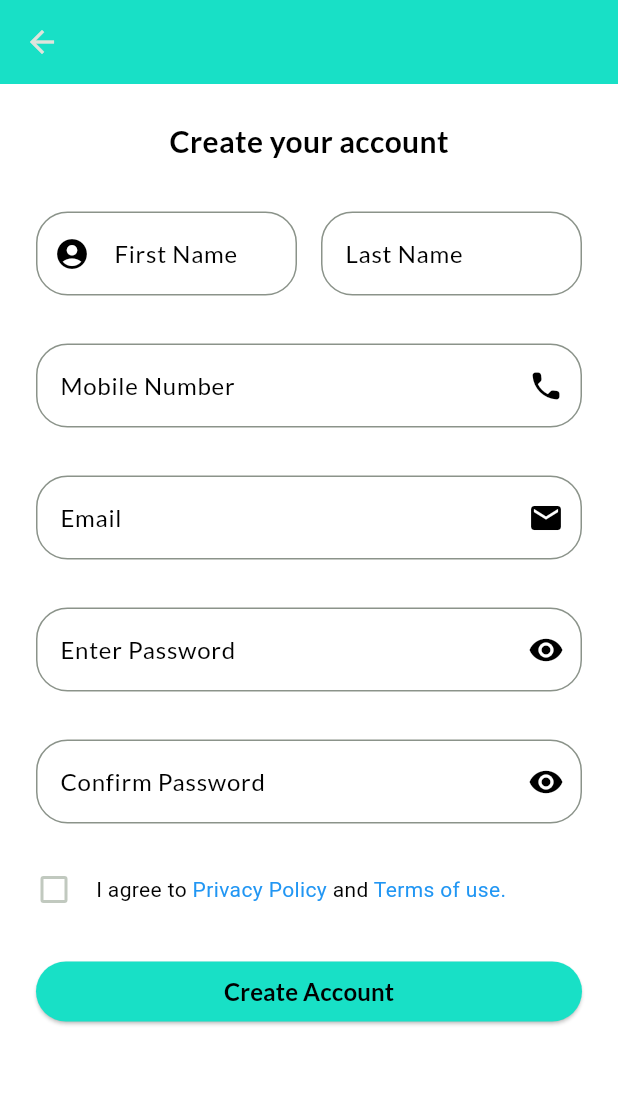
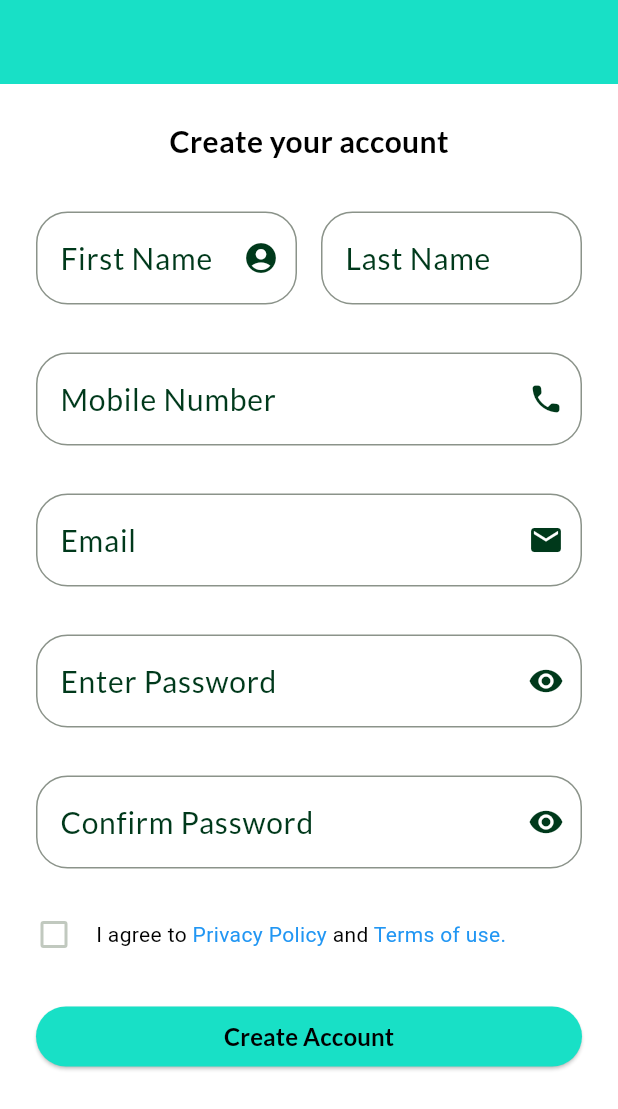
Before and after one commit to ayruvedaAvi/Project-II, a Flutter app: the SignupScreen screen opened directly, on a phone screen of 412 x 824 dp. Shown: the top 1109 px of the screen. Run offline on Flutter 3.47's test engine with Material 3 defaults, Android fonts, the phone set to English and light mode, and no system bars; our stand-ins replace dio, get, google_fonts, shared_preferences; accounts and stored records are empty.

Commit message:
signup done

```diff
--- a/flutter_project/lib/controllers/signup_controller.dart
+++ b/flutter_project/lib/controllers/signup_controller.dart
@@ -0,0 +1,59 @@
+import 'package:flutter/material.dart';
+import 'package:flutter_project/utils/api/api_endpoint.dart';
+import 'package:get/get.dart';
+import 'package:flutter_project/models/signup/signup_model.dart';
+import 'package:flutter_project/screens/home_screen.dart';
+
+class SignupController extends GetxController {
+  final TextEditingController firstNameController = TextEditingController();
+  final TextEditingController lastnameController = TextEditingController();
+  final TextEditingController mobileNumberController = TextEditingController();
+  final TextEditingController emailController = TextEditingController();
+  final TextEditingController passwordController = TextEditingController();
+  final TextEditingController confirmPasswordController =
+      TextEditingController();
+  RxBool isLoading = false.obs;
+
+  Future<void> signup() async {
+    isLoading.value = true;
+    try {
+      final signupModel = SignupModel(
+        firstName: firstNameController.text,
+        lastName: lastnameController.text,
+        mobileNo: mobileNumberController.text,
+        email: emailController.text,
+        password: passwordController.text,
+      );
+      bool isSignup = false;
+      //final isSignup = await ApiEndpoints().signup(signupModel);
+      // if (isSignup) {
+      //   Get.to(const HomeScreen());
+      //   Get.snackbar(
+      //     "Sucess",
+      //     "You are now logged in.",
+      //     backgroundColor: Colors.green,
+      //     snackPosition: SnackPosition.TOP,
+      //   );
+      //   isLoading.value = false;
+      // } else {
+      //   Get.snackbar(
+      //     "Error",
+      //     "Invalid email or password",
+      //     backgroundColor: Colors.red,
+      //     snackPosition: SnackPosition.TOP,
+      //   );
+      //   isLoading.value = false;
+      // }
+    } catch (e) {
+      Get.snackbar(
+        "Error",
+        e.toString(),
+        backgroundColor: Colors.red,
+        snackPosition: SnackPosition.TOP,
+      );
+      isLoading.value = false;
+    } finally {
+      isLoading.value = false;
+    }
+  }
+}
--- /dev/null
+++ b/flutter_project/lib/models/signup/signup_model.dart
@@ -0,0 +1,27 @@
+import 'package:json_annotation/json_annotation.dart';
+
+part 'signup_model.g.dart';
+
+// dart run build_runner build
+
+@JsonSerializable()
+class SignupModel {
+  String? firstName;
+  String? lastName;
+  String? mobileNo;
+  String? email;
+  String? password;
+
+  SignupModel({
+    this.firstName,
+    this.lastName,
+    this.mobileNo,
+    this.email,
+    this.password,
+  });
+
+  factory SignupModel.fromJson(Map<String, dynamic> json) =>
+      _$SignupModelFromJson(json);
+
+  Map<String, dynamic> toJson() => _$SignupModelToJson(this);
+}
--- a/flutter_project/lib/screens/login_screen.dart
+++ b/flutter_project/lib/screens/login_screen.dart
@@ -63,6 +63,7 @@ class _LoginScreenState extends State<LoginScreen> {
                             children: [
                               const SizedBox(height: 50),
                               CustomTextFormField(
+                                keyType: TextInputType.emailAddress,
                                 controller: loginController.emailController,
                                 validator: (value) {
                                   if (value == null ||
@@ -78,6 +79,7 @@ class _LoginScreenState extends State<LoginScreen> {
                               ),
                               const SizedBox(height: 20),
                               CustomTextFormField(
+                                keyType: TextInputType.visiblePassword,
                                 controller: loginController.passwordController,
                                 obscureText: true,
                                 validator: (value) {
--- a/flutter_project/lib/screens/register_screen.dart
+++ b/flutter_project/lib/screens/register_screen.dart
@@ -1,5 +1,8 @@
 import 'package:flutter/material.dart';
+import 'package:flutter_project/controllers/signup_controller.dart';
 import 'package:flutter_project/screens/verifyotp_screen.dart';
+import 'package:flutter_project/widgets/custom_text_form_field.dart';
+import 'package:get/get.dart';
 // import 'package:flutter_project/screens/verifyOTP_screen.dart';
 
 class SignupScreen extends StatefulWidget {
@@ -10,13 +13,14 @@ class SignupScreen extends StatefulWidget {
 }
 
 class _SignupScreenState extends State<SignupScreen> {
-  TextEditingController firstNameController = TextEditingController();
-  TextEditingController lastnameController = TextEditingController();
-  TextEditingController mobileNumberController = TextEditingController();
-  TextEditingController emailController = TextEditingController();
-  TextEditingController passwordController = TextEditingController();
-  TextEditingController confirmPasswordController = TextEditingController();
+  final TextEditingController passwordController = TextEditingController();
+  final TextEditingController confirmPasswordController =
+      TextEditingController();
+  final TextEditingController mobileNoController = TextEditingController();
   bool isChecked = false;
+  final _formkey = GlobalKey<FormState>();
+  final signUpController = Get.put(SignupController());
+
   @override
   Widget build(BuildContext context) {
     return Scaffold(
@@ -27,8 +31,7 @@ class _SignupScreenState extends State<SignupScreen> {
         body: SingleChildScrollView(
             child: Padding(
                 padding: const EdgeInsets.all(24),
-            child: Column(
-              children: [
+                child: Column(children: [
                   const Text(
                     "Create your account",
                     style: TextStyle(
@@ -39,144 +42,74 @@ class _SignupScreenState extends State<SignupScreen> {
                   const SizedBox(height: 32.0),
                   //Form
                   Form(
-                    child: Column(
-                  children: [
-                    Row(
-                      children: [
+                      key: _formkey,
+                      child: Obx(() => Column(children: [
+                            Row(children: [
                               Expanded(
-                            child: TextFormField(
-                          expands: false,
-                          cursorColor: Colors.black,
-                          keyboardType: TextInputType.name,
-                          decoration: InputDecoration(
-                              focusedBorder: OutlineInputBorder(
-                                  borderRadius: BorderRadius.circular(21),
-                                  borderSide: const BorderSide(
-                                    color: Colors.black,
-                                  )),
-                              border: OutlineInputBorder(
-                                  borderRadius: BorderRadius.circular(21),
-                                  borderSide: const BorderSide(
-                                    color: Colors.black,
-                                  )),
+                                  child: CustomTextFormField(
+                                keyType: TextInputType.name,
+                                controller:
+                                    signUpController.firstNameController,
+                                validator: (value) {
+                                  if (value == null || value.isEmpty) {
+                                    return 'Please enter a valid name!';
+                                  }
+                                  return null;
+                                },
                                 labelText: "First Name",
-                              labelStyle: const TextStyle(color: Colors.black),
-                              prefixIcon: const Icon(Icons.account_circle),
-                              prefixIconColor:
-                                  const Color.fromARGB(255, 0, 0, 0)),
-                          controller: firstNameController,
+                                suffixIcon: const Icon(Icons.account_circle),
                               )),
                               const SizedBox(width: 16.0),
                               Expanded(
-                            child: TextFormField(
-                          controller: lastnameController,
-                          expands: false,
-                          cursorColor: Colors.black,
-                          keyboardType: TextInputType.name,
-                          decoration: InputDecoration(
-                            focusedBorder: OutlineInputBorder(
-                                borderRadius: BorderRadius.circular(21),
-                                borderSide: const BorderSide(
-                                  color: Colors.black,
-                                )),
-                            border: OutlineInputBorder(
-                                borderRadius: BorderRadius.circular(21),
-                                borderSide: const BorderSide(
-                                  color: Colors.black,
-                                )),
+                                child: CustomTextFormField(
+                                  keyType: TextInputType.name,
+                                  controller:
+                                      signUpController.lastnameController,
+                                  validator: (value) {
+                                    if (value == null || value.isEmpty) {
+                                      return 'Please enter a valid name!';
+                                    }
+                                    return null;
+                                  },
                                   labelText: "Last Name",
-                            labelStyle: const TextStyle(color: Colors.black),
                                 ),
-                        )),
-                      ],
+                              )
+                            ]),
+                            const SizedBox(height: 32.0),
+                            CustomTextFormField(
+                              keyType: TextInputType.phone,
+                              controller:
+                                  signUpController.mobileNumberController,
+                              validator: (value) {
+                                if (value == null || value.isEmpty) {
+                                  return 'Please enter a valid name!';
+                                }
+                                return null;
+                              },
+                              labelText: "Mobile Number",
+                              suffixIcon: const Icon(Icons.local_phone_rounded),
                             ),
                             const SizedBox(height: 32.0),
-                    TextFormField(
-                      controller: mobileNumberController,
-                      expands: false,
-                      cursorColor: Colors.black,
-                      keyboardType: TextInputType.phone,
-                      decoration: InputDecoration(
-                          focusedBorder: OutlineInputBorder(
-                              borderRadius: BorderRadius.circular(21),
-                              borderSide: const BorderSide(
-                                color: Colors.black,
-                              )),
-                          border: OutlineInputBorder(
-                              borderRadius: BorderRadius.circular(21),
-                              borderSide: const BorderSide(
-                                color: Colors.black,
-                              )),
-                          labelText: "Mobile Number",
-                          labelStyle: const TextStyle(color: Colors.black),
-                          suffixIcon: const Icon(Icons.local_phone_rounded),
-                          suffixIconColor: const Color.fromARGB(255, 0, 0, 0)),
+                            CustomTextFormField(
+                              keyType: TextInputType.emailAddress,
+                              controller: signUpController.emailController,
+                              labelText: "Email",
+                              suffixIcon: const Icon(Icons.mail),
                             ),
                             const SizedBox(height: 32.0),
-                    TextFormField(
-                      controller: emailController,
-                      expands: false,
-                      cursorColor: Colors.black,
-                      keyboardType: TextInputType.emailAddress,
-                      decoration: InputDecoration(
-                          focusedBorder: OutlineInputBorder(
-                              borderRadius: BorderRadius.circular(21),
-                              borderSide: const BorderSide(
-                                color: Colors.black,
-                              )),
-                          border: OutlineInputBorder(
-                              borderRadius: BorderRadius.circular(21),
-                              borderSide: const BorderSide(
-                                color: Colors.black,
-                              )),
-                          labelText: "Email",
-                          labelStyle: const TextStyle(color: Colors.black),
-                          suffixIcon: const Icon(Icons.mail),
-                          suffixIconColor: const Color.fromARGB(255, 0, 0, 0)),
+                            CustomTextFormField(
+                              keyType: TextInputType.visiblePassword,
+                              controller: signUpController.passwordController,
+                              labelText: "Enter Password",
+                              suffixIcon: const Icon(Icons.remove_red_eye),
                             ),
                             const SizedBox(height: 32.0),
-                    TextFormField(
-                      controller: passwordController,
-                      expands: false,
-                      cursorColor: Colors.black,
-                      keyboardType: TextInputType.visiblePassword,
-                      decoration: InputDecoration(
-                          focusedBorder: OutlineInputBorder(
-                              borderRadius: BorderRadius.circular(21),
-                              borderSide: const BorderSide(
-                                color: Colors.black,
-                              )),
-                          border: OutlineInputBorder(
-                              borderRadius: BorderRadius.circular(21),
-                              borderSide: const BorderSide(
-                                color: Colors.black,
-                              )),
-                          labelText: "Enter Password",
-                          labelStyle: const TextStyle(color: Colors.black),
+                            CustomTextFormField(
+                              keyType: TextInputType.visiblePassword,
+                              controller:
+                                  signUpController.confirmPasswordController,
+                              labelText: "Confirm Password",
                               suffixIcon: const Icon(Icons.remove_red_eye),
-                          suffixIconColor: const Color.fromARGB(255, 0, 0, 0)),
-                    ),
-                    const SizedBox(height: 32.0),
-                    TextFormField(
-                      controller: confirmPasswordController,
-                      expands: false,
-                      cursorColor: Colors.black,
-                      keyboardType: TextInputType.visiblePassword,
-                      decoration: InputDecoration(
-                          focusedBorder: OutlineInputBorder(
-                              borderRadius: BorderRadius.circular(21),
-                              borderSide: const BorderSide(
-                                color: Colors.black,
-                              )),
-                          border: OutlineInputBorder(
-                              borderRadius: BorderRadius.circular(21),
-                              borderSide: const BorderSide(
-                                color: Colors.black,
-                              )),
-                          labelText: "Confirm Password",
-                          labelStyle: const TextStyle(color: Colors.black),
-                          suffixIcon: const Icon(Icons.remove_red_eye),
-                          suffixIconColor: const Color.fromARGB(255, 0, 0, 0)),
                             ),
                             //Terms and condition Checkbox
                             const SizedBox(height: 32.0),
@@ -232,7 +165,7 @@ class _SignupScreenState extends State<SignupScreen> {
                                       context,
                                       MaterialPageRoute(
                                           builder: (context) => VerifyotpScreen(
-                                      mobileNo: mobileNumberController.text
+                                              mobileNo: mobileNoController.text
                                                   .toString())));
                                   // print("$emailController");
                                 },
@@ -245,11 +178,7 @@ class _SignupScreenState extends State<SignupScreen> {
                                 ),
                               ),
                             ),
-                  ],
-                ))
-              ],
-            ),
-          ),
-        ));
+                          ]))),
+                ]))));
   }
 }
--- a/flutter_project/lib/screens/splash_screen.dart
+++ b/flutter_project/lib/screens/splash_screen.dart
@@ -1,5 +1,6 @@
 import 'package:flutter/material.dart';
 import 'package:flutter_project/screens/login_screen.dart';
+import 'package:flutter_project/screens/register_screen.dart';
 
 class SplashScreen extends StatefulWidget {
   const SplashScreen({super.key});
@@ -27,7 +28,7 @@ class _SplashScreenState extends State<SplashScreen>
       if (status == AnimationStatus.completed) {
         Navigator.of(context).pushReplacement(
           MaterialPageRoute(
-            builder: (context) => const LoginScreen(),
+            builder: (context) => const SignupScreen(),
           ),
         );
       }
--- a/flutter_project/lib/widgets/custom_text_form_field.dart
+++ b/flutter_project/lib/widgets/custom_text_form_field.dart
@@ -7,6 +7,7 @@ class CustomTextFormField extends StatefulWidget {
   final String? hintText;
   final TextEditingController controller;
   final Icon? suffixIcon;
+  final TextInputType? keyType;
   bool? obscureText;
 
   CustomTextFormField({
@@ -15,7 +16,8 @@ class CustomTextFormField extends StatefulWidget {
     this.suffixIcon,
     required this.controller,
     required this.labelText,
-    required this.hintText,
+    required this.keyType,
+    this.hintText,
     this.obscureText = false,
   });
 
@@ -28,37 +30,41 @@ class _CustomTextFormFieldState extends State<CustomTextFormField> {
   @override
   Widget build(BuildContext context) {
     return TextFormField(
+      expands: false, //constant for all
       controller: widget.controller,
       validator: widget.validator,
       obscureText: isVisible,
+      keyboardType: widget.keyType,
       cursorColor: Theme.of(context).colorScheme.onPrimary,
       style: TextStyle(color: Theme.of(context).primaryColorDark, fontSize: 20),
       decoration: InputDecoration(
-        enabledBorder: OutlineInputBorder(
-          borderRadius: const BorderRadius.all(Radius.circular(20)),
-          borderSide: BorderSide(
-            color: Theme.of(context).colorScheme.onPrimary,
-          ),
-        ),
         focusedBorder: OutlineInputBorder(
-          borderRadius: const BorderRadius.all(Radius.circular(10)),
-          borderSide: BorderSide(
-            color: Theme.of(context).colorScheme.onPrimary,
-          ),
-        ),
+            borderRadius: BorderRadius.circular(21),
+            borderSide: const BorderSide(
+              color: Colors.black,
+            )),
+        border: OutlineInputBorder(
+            borderRadius: BorderRadius.circular(21),
+            borderSide: const BorderSide(
+              color: Colors.black,
+            )),
         suffixIconColor: Theme.of(context).colorScheme.onPrimary,
-        labelStyle: TextStyle(color: Theme.of(context).colorScheme.onPrimary, fontSize: 20),
-        hintStyle: TextStyle(color: Theme.of(context).colorScheme.onPrimary, fontSize: 20),
+        labelStyle: TextStyle(
+            color: Theme.of(context).colorScheme.onPrimary, fontSize: 20),
+        hintStyle: TextStyle(
+            color: Theme.of(context).colorScheme.onPrimary, fontSize: 20),
         labelText: widget.labelText,
         hintText: widget.hintText,
-        suffixIcon: widget.obscureText!? IconButton(
+        suffixIcon: widget.obscureText!
+            ? IconButton(
                 onPressed: () {
                   setState(() {
                     isVisible = !isVisible;
                   });
                 },
                 icon: Icon(isVisible ? Icons.visibility : Icons.visibility_off),
-        ) : widget.suffixIcon,
+              )
+            : widget.suffixIcon,
       ),
     );
   }
```
Also changed, not shown: flutter_project/lib/models/signup/signup_model.g.dart (added), flutter_project/pubspec.lock. Lines whose indentation alone changed are shown as unchanged.
